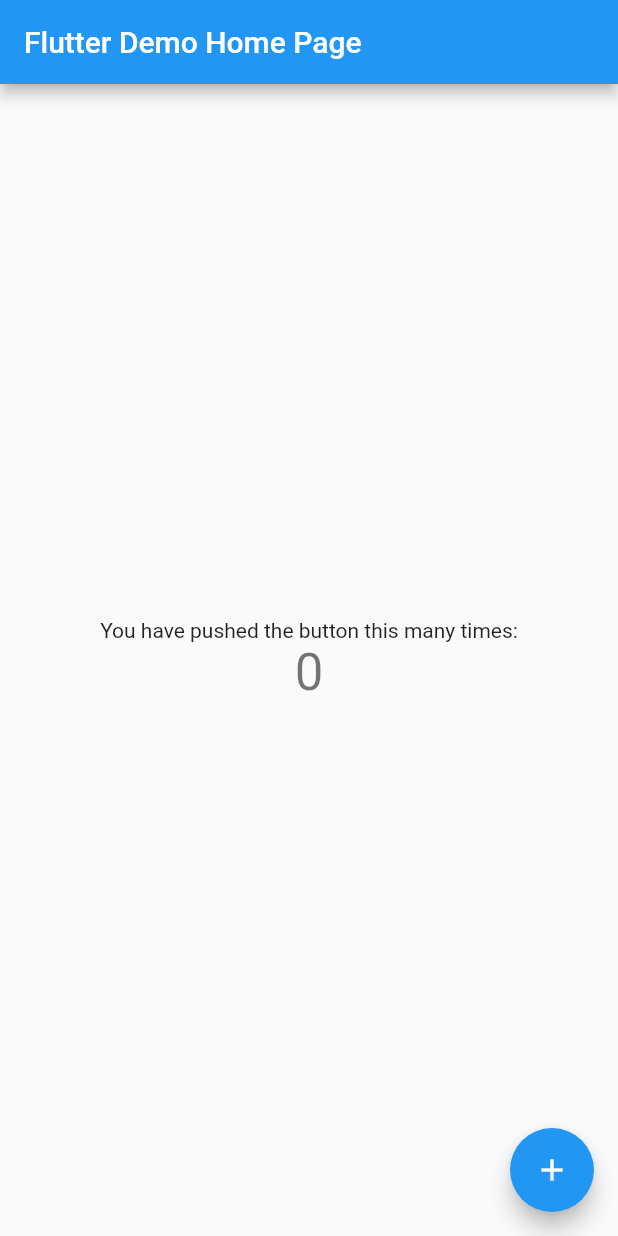
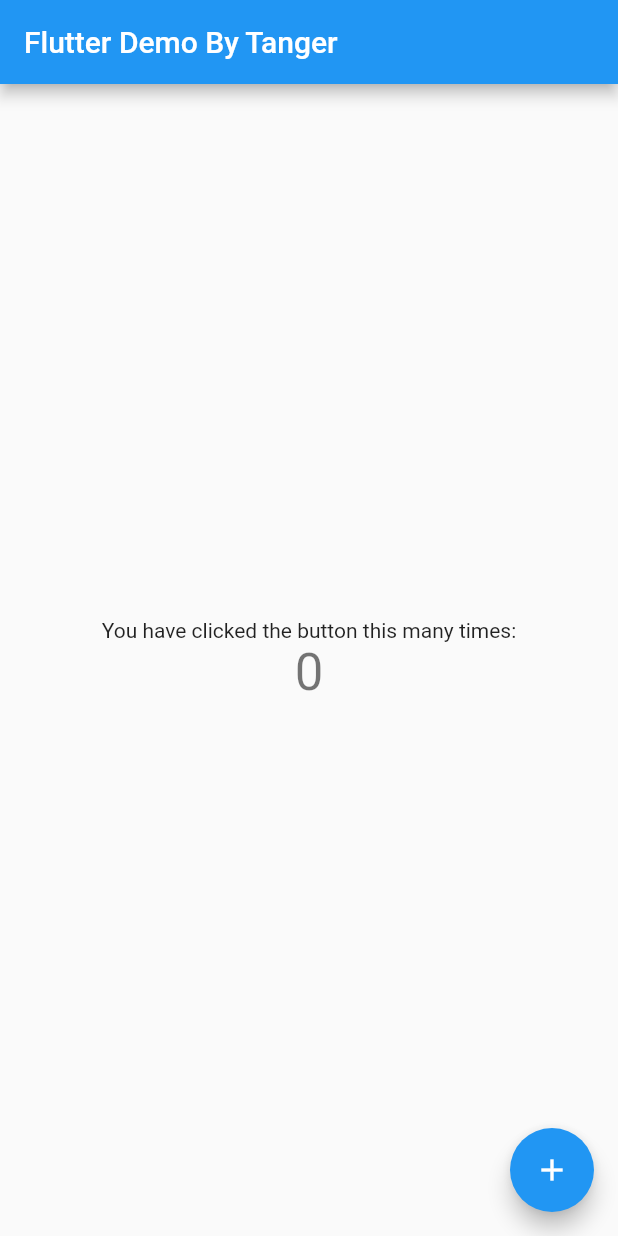
Before and after one commit to ntko/flutterhello, a Flutter app: the screen it shows after launch, on a phone screen of 412 x 824 dp. Run offline on Flutter 3.47's test engine with Material 2 defaults, Android fonts, the phone set to English and light mode, and no system bars.

Commit message:
test hot reload

```diff
--- a/lib/main.dart
+++ b/lib/main.dart
@@ -19,7 +19,7 @@ class MyApp extends StatelessWidget {
         // counter didn't reset back to zero; the application is not restarted.
         primarySwatch: Colors.blue,
       ),
-      home: new MyHomePage(title: 'Flutter Demo Home Page'),
+      home: new MyHomePage(title: 'Flutter Demo By Tanger'),
     );
   }
 }
@@ -90,7 +90,7 @@ class _MyHomePageState extends State<MyHomePage> {
           mainAxisAlignment: MainAxisAlignment.center,
           children: <Widget>[
             new Text(
-              'You have pushed the button this many times:',
+              'You have clicked the button this many times:',
             ),
             new Text(
               '$_counter',
```
